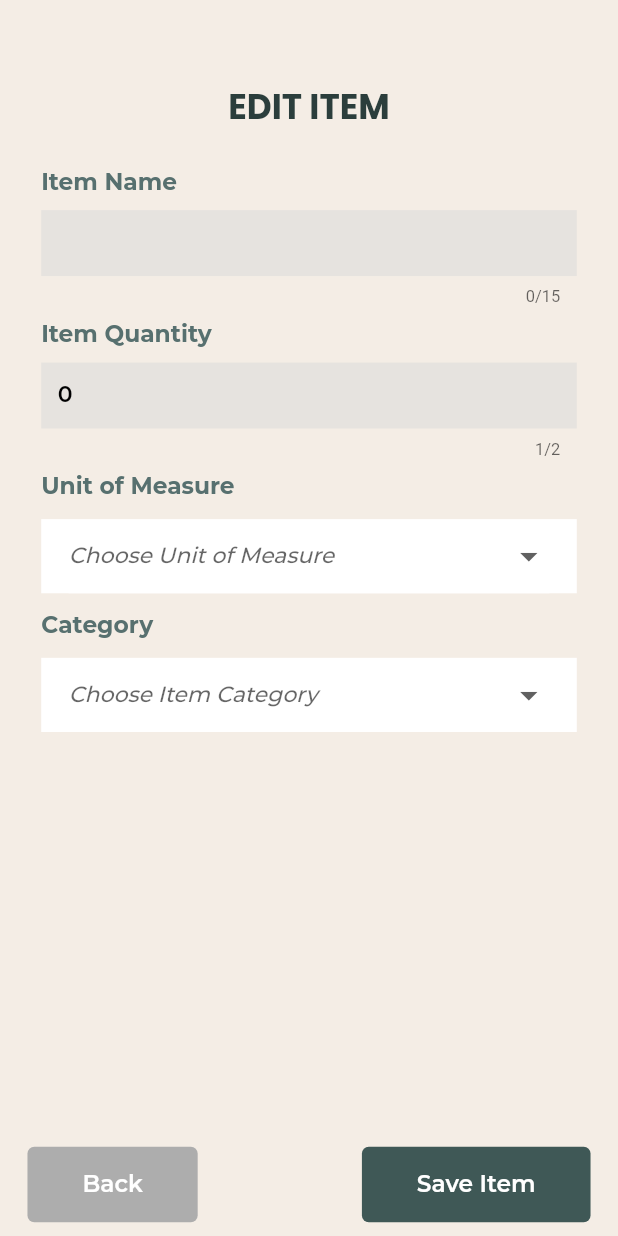
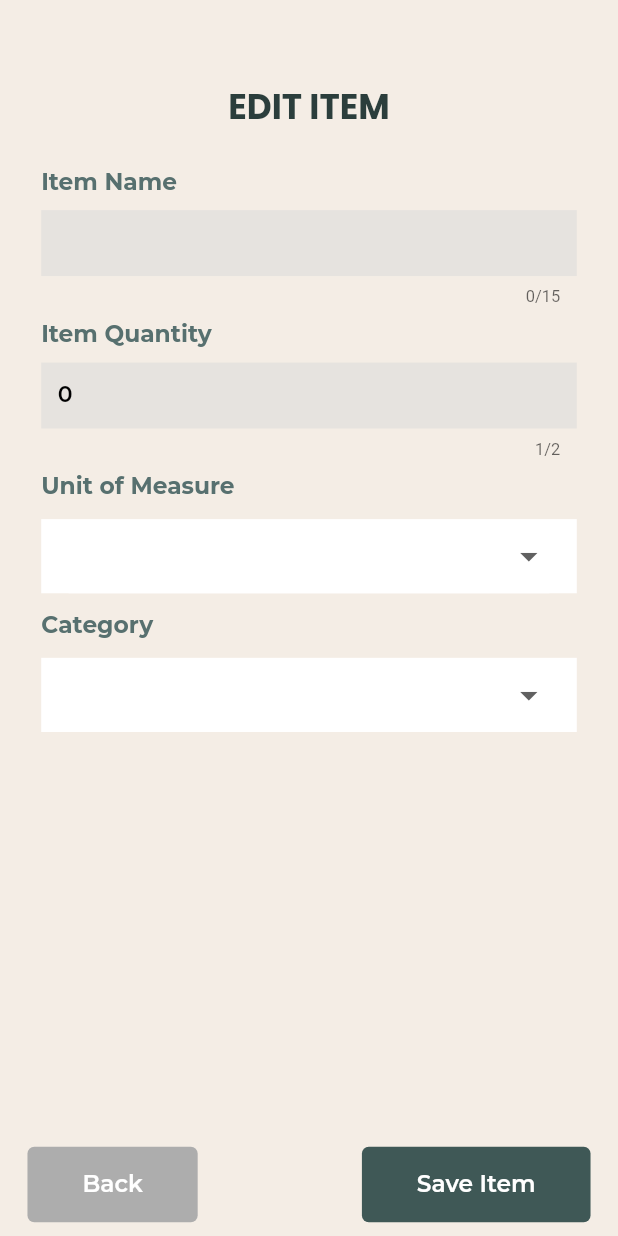
Before and after one commit to kwgarciaIV/hestia, a Flutter app: the EditInventoryPopUp screen opened directly with empty values, on a phone screen of 412 x 824 dp. Run offline on Flutter 3.47's test engine with Material 2 defaults, Android fonts, the phone set to English and light mode, and no system bars; our stand-ins replace flutter_masked_text, flutter_screenutil, flutter_slidable, font_awesome_flutter, page_transition, responsive_framework and 3 more; accounts and stored records are empty.

Commit message:
Pop Ups turned to Screens

```diff
--- a/lib/Components/SwipableBudgetCard.dart
+++ b/lib/Components/SwipableBudgetCard.dart
@@ -5,7 +5,7 @@ import 'package:page_transition/page_transition.dart';
 import 'package:hestia/Database/budget_database.dart';
 import 'package:hestia/Model/budget.dart';
 import 'package:hestia/Screens/BudgetPage.dart';
-import 'package:hestia/Components/EditBudgetPopUp.dart';
+import 'package:hestia/Screens/EditBudgetPopUp.dart';
 import 'package:intl/intl.dart';
 import 'dart:io';
 
--- a/lib/Components/SwipableInventoryCard.dart
+++ b/lib/Components/SwipableInventoryCard.dart
@@ -4,7 +4,7 @@ import 'package:hestia/constants.dart';
 import 'package:hestia/Model/inventory.dart';
 import 'package:hestia/Database/inventory_database.dart';
 import 'package:page_transition/page_transition.dart';
-import 'package:hestia/Components/EditInventoryPopUp.dart';
+import 'package:hestia/Screens/EditInventoryPopUp.dart';
 import 'package:hestia/Screens/InventoryPage.dart';
 
 class SwipableInventoryCard extends StatefulWidget {
--- a/lib/Components/SwipableTaskCard.dart
+++ b/lib/Components/SwipableTaskCard.dart
@@ -1,6 +1,6 @@
 import 'package:flutter/material.dart';
 import 'package:flutter_slidable/flutter_slidable.dart';
-import 'package:hestia/Components/EditTaskPopUp.dart';
+import 'package:hestia/Screens/EditTaskPopUp.dart';
 import 'package:hestia/constants.dart';
 import 'package:hestia/Model/task.dart';
 import 'package:hestia/Database/task_database.dart';
--- a/lib/Components/BottomActions.dart
+++ b/lib/Screens/BottomActions.dart
@@ -4,9 +4,9 @@ import 'package:font_awesome_flutter/font_awesome_flutter.dart';
 import 'AddTaskPopUp.dart';
 import 'package:page_transition/page_transition.dart';
 import 'package:hestia/Components/NavigationBar.dart';
-import '../Screens/HomePage.dart';
-import '../Screens/InventoryPage.dart';
-import '../Screens/BudgetPage.dart';
+import 'HomePage.dart';
+import 'InventoryPage.dart';
+import 'BudgetPage.dart';
 
 //enum PageSelection1 { home, budget, inventory, about, settings }
 
--- a/lib/Screens/BudgetPage.dart
+++ b/lib/Screens/BudgetPage.dart
@@ -5,13 +5,13 @@ import 'package:hestia/constants.dart';
 import 'package:flutter_screenutil/flutter_screenutil.dart';
 import 'package:page_transition/page_transition.dart';
 import '../Components/NavigationBar.dart';
-import 'package:hestia/Components/BottomActions.dart';
+import 'package:hestia/Screens/BottomActions.dart';
 import '../Components/SwipableBudgetCard.dart';
 import 'package:flutter_staggered_grid_view/flutter_staggered_grid_view.dart';
 import 'package:font_awesome_flutter/font_awesome_flutter.dart';
 import 'package:hestia/Database/budget_database.dart';
 import 'package:hestia/Model/budget.dart';
-import 'package:hestia/Components/AddBudgetPopUp.dart';
+import 'package:hestia/Screens/AddBudgetPopUp.dart';
 import 'package:intl/intl.dart';
 import 'dart:io';
 import 'package:syncfusion_flutter_charts/charts.dart';
--- a/lib/Components/EditInventoryPopUp.dart
+++ b/lib/Screens/EditInventoryPopUp.dart
@@ -155,7 +155,7 @@ class _EditInventoryPopUpState extends State<EditInventoryPopUp> {
                           ),
                         ),
                         hint: valueInventoryMeasure == ''
-                            ? Text('Choose Unit of Measure')
+                            ? Text(inventory.inventoryMeasure)
                             : Text(
                                 valueInventoryMeasure,
                                 style: valueInventoryMeasure == ''
@@ -217,7 +217,7 @@ class _EditInventoryPopUpState extends State<EditInventoryPopUp> {
                             ),
                           ),
                           hint: valueInventoryCategory == ''
-                              ? Text('Choose Item Category')
+                              ? Text(inventory.inventoryCategory)
                               : Text(
                                   valueInventoryCategory,
                                   style: valueInventoryCategory == ''
--- a/lib/Screens/HomePage.dart
+++ b/lib/Screens/HomePage.dart
@@ -1,7 +1,7 @@
 import 'package:flutter/cupertino.dart';
 import 'package:flutter/material.dart';
 import 'package:flutter/widgets.dart';
-import 'package:hestia/Components/BottomActions.dart';
+import 'package:hestia/Screens/BottomActions.dart';
 import 'package:hestia/constants.dart';
 import 'package:flutter_screenutil/flutter_screenutil.dart';
 import 'package:page_transition/page_transition.dart';
--- a/lib/Screens/InventoryPage.dart
+++ b/lib/Screens/InventoryPage.dart
@@ -5,9 +5,9 @@ import 'package:hestia/constants.dart';
 import 'package:flutter_screenutil/flutter_screenutil.dart';
 import 'package:page_transition/page_transition.dart';
 import '../Components/NavigationBar.dart';
-import 'package:hestia/Components/BottomActions.dart';
+import 'package:hestia/Screens/BottomActions.dart';
 import '../Components/SwipableInventoryCard.dart';
-import 'package:hestia/Components/AddInventoryPopUp.dart';
+import 'package:hestia/Screens/AddInventoryPopUp.dart';
 import 'package:hestia/Database/inventory_database.dart';
 import 'package:hestia/Model/inventory.dart';
 import 'package:flutter_staggered_grid_view/flutter_staggered_grid_view.dart';
```
Also changed, not shown: lib/Screens/HomeScreen.dart (deleted, +0 -36 lines), lib/Screens/AddBudgetPopUp.dart (renamed from lib/Components/AddBudgetPopUp.dart), lib/Screens/AddInventoryPopUp.dart (renamed from lib/Components/AddInventoryPopUp.dart), lib/Screens/AddTaskPopUp.dart (renamed from lib/Components/AddTaskPopUp.dart), lib/Screens/EditBudgetPopUp.dart (renamed from lib/Components/EditBudgetPopUp.dart), lib/Screens/EditTaskPopUp.dart (renamed from lib/Components/EditTaskPopUp.dart).
